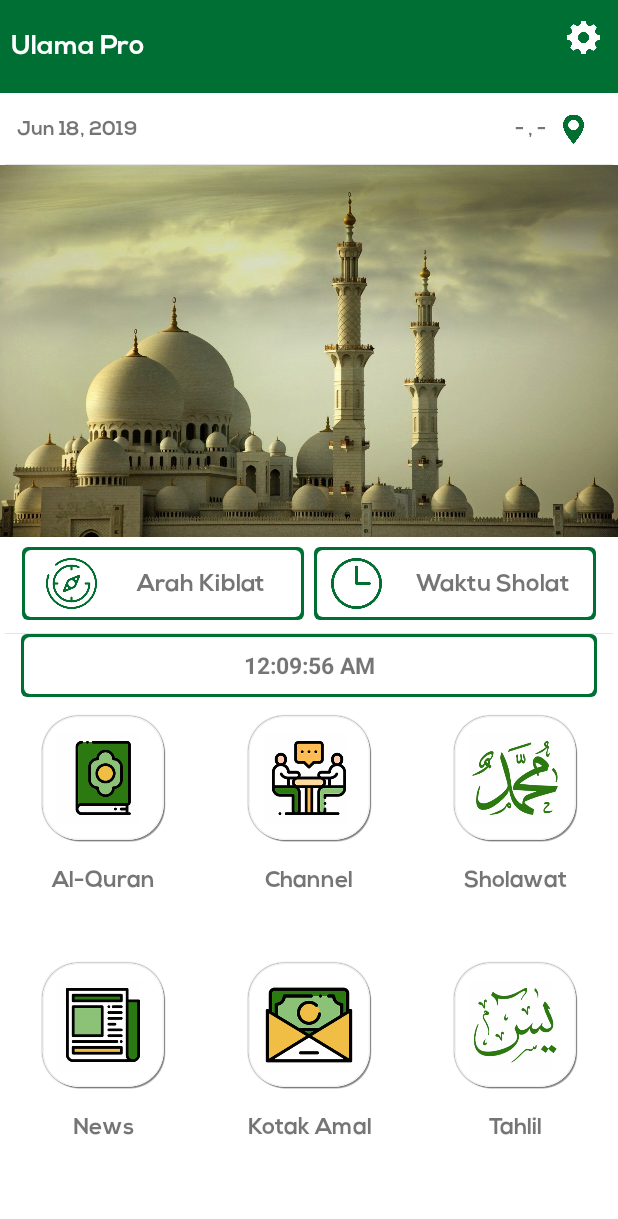
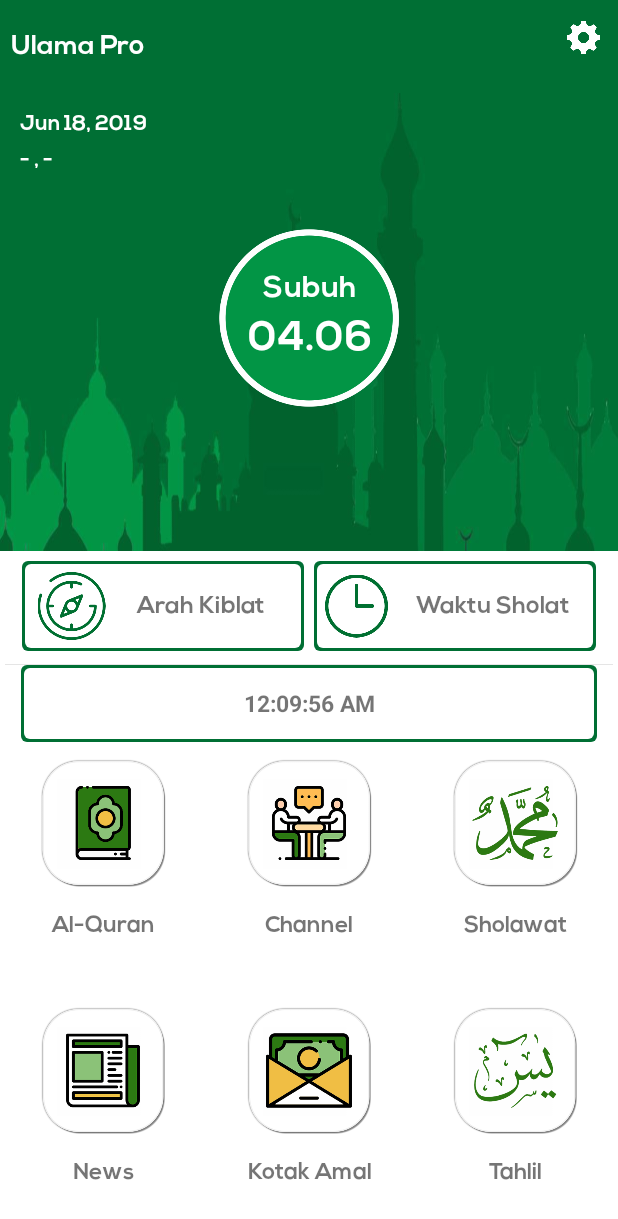
Before and after one commit to ahmadasrori1945/UlamaPro-Android, an Android app: the HomeActivity screen opened directly, with no data from a screen before it, on a phone screen of 412 x 824 dp. Shown: the top 1219 px of the screen. Run offline under Robolectric (Android 15) with nearby library versions, the phone set to English and light mode, and no system bars; libraries missing offline, so code that uses them is left out: io.nlopez.smartlocation; 10 statements that could not run were skipped.

Commit message:
mzm - Revisi Tampilan Home

```diff
--- a/app/src/main/res/layout/activity_home.xml
+++ b/app/src/main/res/layout/activity_home.xml
@@ -1,4 +1,5 @@
 <?xml version="1.0" encoding="utf-8"?>
+
 <LinearLayout
     xmlns:android="http://schemas.android.com/apk/res/android"
     xmlns:app="http://schemas.android.com/apk/res-auto"
@@ -15,6 +16,7 @@
         android:layout_height="match_parent"
         android:layout_weight="1.85"
         android:orientation="vertical">
+
         <RelativeLayout
             android:layout_width="match_parent"
             android:layout_height="match_parent"
@@ -102,155 +104,95 @@
         android:layout_weight="0.15"
         android:background="#fff"
         android:orientation="vertical"
-        android:weightSum="4">
+        android:weightSum="3">
+
+
+        <RelativeLayout
+            android:layout_width="match_parent"
+            android:layout_height="match_parent"
+            android:layout_weight="0.9"
+            android:paddingRight="3dp"
+            android:paddingLeft="3dp"
+            android:background="@drawable/nu"
+            android:orientation="horizontal">
+
+            <TextView
+                android:id="@+id/text_tanggal"
+                android:layout_width="match_parent"
+                android:layout_height="wrap_content"
+                android:layout_alignParentStart="true"
+                android:layout_alignParentTop="true"
+                android:layout_marginStart="10dp"
+                android:layout_marginLeft="10dp"
+                android:layout_marginTop="11dp"
+                android:layout_weight="1"
+                android:gravity="left|center"
+                android:text="Kamis , 22 November 2018"
+                android:textColor="#FFF"
+                android:textSize="14sp"
+                android:textStyle="bold" />
+
+            <TextView
+                android:id="@+id/tv_lokasi"
+                android:layout_width="match_parent"
+                android:layout_height="wrap_content"
+                android:layout_alignParentStart="true"
+                android:layout_alignParentTop="true"
+                android:layout_marginStart="10dp"
+                android:layout_marginLeft="10dp"
+                android:layout_marginTop="35dp"
+                android:layout_weight="1"
+                android:gravity="left|center"
+                android:text="Serpong, Indonesia"
+                android:textColor="#FFF"
+                android:textSize="14sp"
+                android:textStyle="bold" />
+
+
+
+            <ImageView
+                android:id="@+id/imageView16"
+                android:layout_width="120dp"
+                android:layout_height="120dp"
+                android:layout_alignParentTop="true"
+                android:layout_centerHorizontal="true"
+                android:layout_gravity="top|center"
+                android:layout_marginTop="90dp"
+                app:srcCompat="@drawable/round_1" />
+
+            <TextView
+                android:id="@+id/text_sholatjadwal"
+                android:layout_width="100dp"
+                android:layout_height="wrap_content"
+                android:layout_alignEnd="@+id/imageView16"
+                android:layout_alignParentTop="true"
+                android:layout_marginTop="117dp"
+                android:layout_marginEnd="10dp"
+                android:gravity="center"
+                android:text="Subuh"
+                android:textColor="#FFF"
+                android:textSize="20sp" />
+
+            <TextView
+                android:id="@+id/waktu_solat"
+                android:layout_width="100dp"
+                android:layout_height="wrap_content"
+                android:layout_alignEnd="@+id/imageView16"
+                android:layout_alignParentTop="true"
+                android:layout_marginTop="146dp"
+                android:layout_marginEnd="10dp"
+                android:gravity="center"
+                android:text="04.06"
+                android:textColor="#FFF"
+                android:textSize="27dp" />
+        </RelativeLayout>
 
         <LinearLayout
             android:layout_width="match_parent"
             android:layout_height="match_parent"
             android:layout_marginLeft="3dp"
             android:layout_marginRight="3dp"
-            android:layout_weight="1.25"
-            android:background="@drawable/border_bottom"
-            android:orientation="horizontal"
-            android:paddingLeft="8dp"
-            android:paddingRight="8dp"
-            android:weightSum="2">
-
-            <LinearLayout
-                android:layout_width="match_parent"
-                android:layout_height="match_parent"
-                android:layout_weight="0.95"
-                android:orientation="vertical"
-                android:weightSum="2">
-
-                <TextView
-                    android:id="@+id/text_tanggal"
-                    android:layout_width="match_parent"
-                    android:layout_height="match_parent"
-                    android:layout_weight="1"
-                    android:gravity="left|center"
-                    android:text="Kamis, 22 November 2018"
-                    android:textSize="13sp" />
-
-            </LinearLayout>
-
-            <LinearLayout
-                android:layout_width="match_parent"
-                android:layout_height="match_parent"
-                android:layout_weight="1.05"
-                android:orientation="horizontal"
-                android:weightSum="2">
-
-                <LinearLayout
-                    android:layout_width="match_parent"
-                    android:layout_height="match_parent"
-                    android:layout_weight="0.4"
-                    android:orientation="vertical">
-
-                    <TextView
-                        android:id="@+id/tv_lokasi"
-                        android:layout_width="match_parent"
-                        android:layout_height="match_parent"
-                        android:gravity="right|center"
-                        android:text="Serpong, Indonesia"
-                        android:textSize="13sp" />
-                </LinearLayout>
-
-                <LinearLayout
-                    android:layout_width="match_parent"
-                    android:layout_height="match_parent"
-                    android:layout_weight="1.6"
-                    android:orientation="vertical"
-                    android:padding="3dp">
-
-                    <ImageView
-                        android:id="@+id/imageView"
-                        android:layout_width="match_parent"
-                        android:layout_height="match_parent"
-                        android:layout_gravity="top"
-                        android:padding="5dp"
-                        app:srcCompat="@drawable/pin" />
-                </LinearLayout>
-            </LinearLayout>
-        </LinearLayout>
-
-        <LinearLayout
-            android:layout_width="match_parent"
-            android:layout_height="match_parent"
-            android:layout_weight="0.9"
-            android:background="@drawable/banner"
-            android:orientation="horizontal"
-            android:weightSum="2">
-
-            <LinearLayout
-                android:layout_width="match_parent"
-                android:layout_height="match_parent"
-                android:layout_weight="1"
-                android:orientation="vertical">
-
-                <TextView
-                    android:id="@+id/text_waktusholat"
-                    android:layout_width="match_parent"
-                    android:layout_height="match_parent"
-                    android:gravity="center"
-                    android:text=""
-                    android:textColor="#000"
-                    android:textSize="22sp" />
-            </LinearLayout>
-
-            <LinearLayout
-                android:layout_width="match_parent"
-                android:layout_height="match_parent"
-                android:layout_weight="1"
-                android:orientation="vertical"
-                android:weightSum="2">
-
-                <LinearLayout
-                    android:layout_width="match_parent"
-                    android:layout_height="match_parent"
-                    android:layout_weight="1"
-                    android:orientation="horizontal"
-                    android:paddingBottom="2dp">
-
-                    <TextView
-                        android:id="@+id/text_sholatjadwal"
-                        android:layout_width="match_parent"
-                        android:layout_height="match_parent"
-                        android:layout_weight="1"
-                        android:gravity="bottom|center"
-                        android:text="Jadwal Sholat"
-                        android:textColor="#fff"
-                        android:visibility="invisible"
-                        android:textSize="20sp" />
-                </LinearLayout>
-
-                <LinearLayout
-                    android:layout_width="match_parent"
-                    android:layout_height="match_parent"
-                    android:orientation="horizontal"
-                    android:layout_weight="1"
-                    android:paddingTop="2dp">
-
-                    <TextView
-                        android:id="@+id/waktu_solat"
-                        android:layout_width="match_parent"
-                        android:layout_height="92dp"
-                        android:gravity="top|center"
-                        android:text="Waktu Sholat"
-                        android:visibility="invisible"
-                        android:textColor="#fff"
-                        android:textSize="20sp" />
-                </LinearLayout>
-            </LinearLayout>
-
-        </LinearLayout>
-
-        <LinearLayout
-            android:layout_width="match_parent"
-            android:layout_height="match_parent"
-            android:layout_marginLeft="3dp"
-            android:layout_marginRight="3dp"
-            android:layout_weight="1.22"
+            android:layout_weight="1.35"
             android:background="@drawable/border_bottom"
             android:orientation="horizontal"
             android:paddingLeft="7dp"
@@ -355,16 +297,16 @@
         <LinearLayout
             android:layout_width="match_parent"
             android:layout_height="match_parent"
-            android:layout_weight="0.6"
+            android:layout_weight="0.75"
             android:orientation="vertical"
-            android:weightSum="4">
+            android:weightSum="3">
 
             <LinearLayout
                 android:layout_width="match_parent"
                 android:layout_height="match_parent"
-                android:layout_weight="1.2"
                 android:layout_marginLeft="14dp"
                 android:layout_marginRight="14dp"
+                android:layout_weight="1.3"
                 android:background="@drawable/border_hijau"
                 android:orientation="horizontal">
 
@@ -383,7 +325,7 @@
             <LinearLayout
                 android:layout_width="match_parent"
                 android:layout_height="match_parent"
-                android:layout_weight="0.81"
+                android:layout_weight="0.85"
                 android:orientation="horizontal"
                 android:weightSum="3">
 
@@ -520,7 +462,7 @@
             <LinearLayout
                 android:layout_width="match_parent"
                 android:layout_height="match_parent"
-                android:layout_weight="0.81"
+                android:layout_weight="0.85"
                 android:orientation="horizontal"
                 android:weightSum="3">
 
@@ -655,12 +597,8 @@
                 </LinearLayout>
             </LinearLayout>
 
-            <LinearLayout
-                android:layout_width="match_parent"
-                android:layout_height="match_parent"
-                android:layout_weight="1.21"
-                android:orientation="horizontal"></LinearLayout>
+
         </LinearLayout>
-    </LinearLayout>
 
 </LinearLayout>
+</LinearLayout>
```
